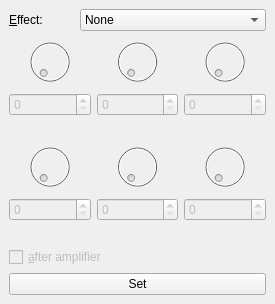
b2ornot2b/plug, file plug/effect.ui: the form before one commit.
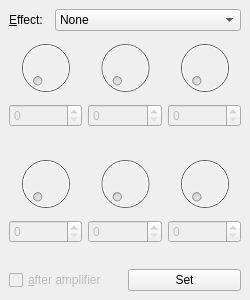
The form after the commit.

Commit message: Changed windows to better fit small screens - fixes issue 14

Patch:
```diff
--- a/plug/effect.ui
+++ b/plug/effect.ui
@@ -6,7 +6,7 @@
    <rect>
     <x>0</x>
     <y>0</y>
-    <width>275</width>
+    <width>250</width>
     <height>300</height>
    </rect>
   </property>
@@ -16,7 +16,7 @@
   <widget class="QWidget" name="centralwidget">
    <layout class="QVBoxLayout" name="verticalLayout_6">
     <item>
-     <layout class="QHBoxLayout" name="horizontalLayout_4">
+     <layout class="QHBoxLayout" name="horizontalLayout_3">
       <item>
        <widget class="QLabel" name="label_7">
         <property name="text">
@@ -29,6 +29,12 @@
       </item>
       <item>
        <widget class="QComboBox" name="comboBox">
+        <property name="minimumSize">
+         <size>
+          <width>100</width>
+          <height>0</height>
+         </size>
+        </property>
         <item>
          <property name="text">
           <string>None</string>
@@ -454,7 +460,7 @@
      </layout>
     </item>
     <item>
-     <layout class="QHBoxLayout" name="horizontalLayout_3">
+     <layout class="QHBoxLayout" name="horizontalLayout_4">
       <item>
        <widget class="QCheckBox" name="checkBox">
         <property name="enabled">
@@ -465,8 +471,6 @@
         </property>
        </widget>
       </item>
-     </layout>
-    </item>
     <item>
      <widget class="QPushButton" name="setButton">
       <property name="enabled">
@@ -479,6 +483,8 @@
        <string>Return</string>
       </property>
      </widget>
+      </item>
+     </layout>
     </item>
    </layout>
   </widget>
```
Lines whose indentation alone changed are shown as unchanged. The commit also changes 4 other files.
